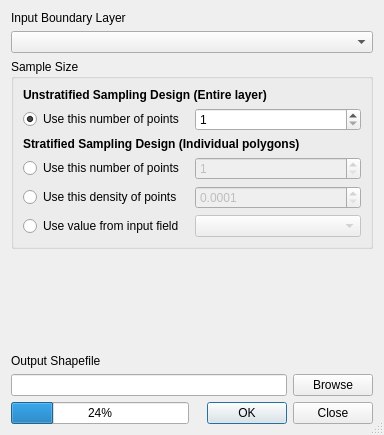
Above: python/plugins/fTools/tools/frmRandPoints.ui from qgis/QGIS before the change. Below: the same form after it.
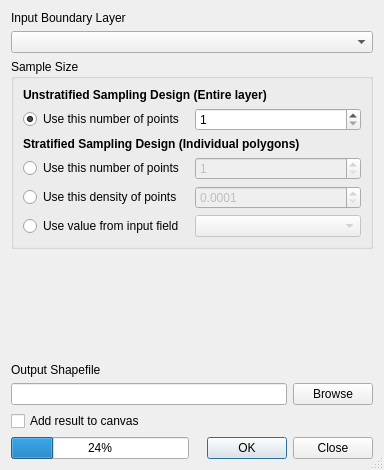
That is the form after the change.

Diff of the .ui file:
```diff
--- a/python/plugins/fTools/tools/frmRandPoints.ui
+++ b/python/plugins/fTools/tools/frmRandPoints.ui
@@ -10,7 +10,7 @@
     <x>0</x>
     <y>0</y>
     <width>384</width>
-    <height>435</height>
+    <height>470</height>
    </rect>
   </property>
   <property name="windowTitle">
@@ -33,46 +33,10 @@
      </property>
     </widget>
    </item>
-   <item row="6" column="0">
-    <widget class="QProgressBar" name="progressBar">
-     <property name="value">
-      <number>24</number>
-     </property>
-     <property name="alignment">
-      <set>Qt::AlignCenter</set>
-     </property>
-     <property name="textVisible">
-      <bool>true</bool>
-     </property>
-    </widget>
-   </item>
-   <item row="6" column="1">
-    <widget class="QDialogButtonBox" name="buttonBox_2">
-     <property name="orientation">
-      <enum>Qt::Horizontal</enum>
-     </property>
-     <property name="standardButtons">
-      <set>QDialogButtonBox::Close|QDialogButtonBox::Ok</set>
-     </property>
-    </widget>
-   </item>
-   <item row="4" column="0">
-    <widget class="QLabel" name="label_2">
-     <property name="sizePolicy">
-      <sizepolicy hsizetype="Fixed" vsizetype="Fixed">
-       <horstretch>0</horstretch>
-       <verstretch>0</verstretch>
-      </sizepolicy>
-     </property>
-     <property name="text">
-      <string>Output Shapefile</string>
-     </property>
-    </widget>
-   </item>
-   <item row="1" column="0" colspan="2">
+   <item row="1" column="0">
     <widget class="QComboBox" name="inShape"/>
    </item>
-   <item row="2" column="0" colspan="2">
+   <item row="2" column="0">
     <widget class="QGroupBox" name="groupBox">
      <property name="title">
       <string>Sample Size</string>
@@ -211,25 +175,7 @@
      </layout>
     </widget>
    </item>
-   <item row="5" column="0" colspan="2">
-    <layout class="QHBoxLayout">
-     <item>
-      <widget class="QLineEdit" name="outShape">
-       <property name="readOnly">
-        <bool>true</bool>
-       </property>
-      </widget>
-     </item>
-     <item>
-      <widget class="QPushButton" name="toolOut">
-       <property name="text">
-        <string>Browse</string>
-       </property>
-      </widget>
-     </item>
-    </layout>
-   </item>
-   <item row="3" column="0" colspan="2">
+   <item row="3" column="0">
     <spacer name="verticalSpacer">
      <property name="orientation">
       <enum>Qt::Vertical</enum>
@@ -242,6 +188,71 @@
      </property>
     </spacer>
    </item>
+   <item row="4" column="0">
+    <widget class="QLabel" name="label_2">
+     <property name="sizePolicy">
+      <sizepolicy hsizetype="Fixed" vsizetype="Fixed">
+       <horstretch>0</horstretch>
+       <verstretch>0</verstretch>
+      </sizepolicy>
+     </property>
+     <property name="text">
+      <string>Output Shapefile</string>
+     </property>
+    </widget>
+   </item>
+   <item row="5" column="0">
+    <layout class="QHBoxLayout">
+     <item>
+      <widget class="QLineEdit" name="outShape">
+       <property name="readOnly">
+        <bool>true</bool>
+       </property>
+      </widget>
+     </item>
+     <item>
+      <widget class="QPushButton" name="toolOut">
+       <property name="text">
+        <string>Browse</string>
+       </property>
+      </widget>
+     </item>
+    </layout>
+   </item>
+   <item row="6" column="0">
+    <widget class="QCheckBox" name="addToCanvasCheck">
+     <property name="text">
+      <string>Add result to canvas</string>
+     </property>
+    </widget>
+   </item>
+   <item row="7" column="0">
+    <layout class="QHBoxLayout" name="horizontalLayout">
+     <item>
+      <widget class="QProgressBar" name="progressBar">
+       <property name="value">
+        <number>24</number>
+       </property>
+       <property name="alignment">
+        <set>Qt::AlignCenter</set>
+       </property>
+       <property name="textVisible">
+        <bool>true</bool>
+       </property>
+      </widget>
+     </item>
+     <item>
+      <widget class="QDialogButtonBox" name="buttonBox_2">
+       <property name="orientation">
+        <enum>Qt::Horizontal</enum>
+       </property>
+       <property name="standardButtons">
+        <set>QDialogButtonBox::Close|QDialogButtonBox::Ok</set>
+       </property>
+      </widget>
+     </item>
+    </layout>
+   </item>
   </layout>
  </widget>
  <resources/>
```
